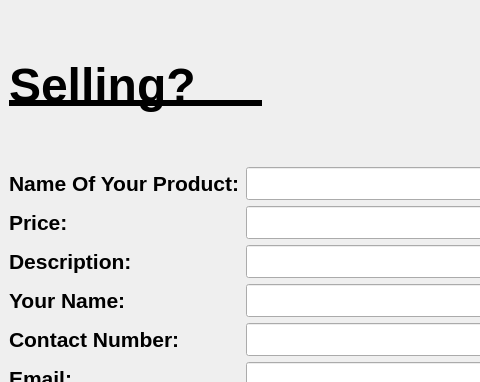
First picture: the form in sellPage.ui, repository anuragrao04/GrowPal, before the edit; both pictures show x 0 to 480 and y 0 to 382 of the 859 by 610 pixel window.
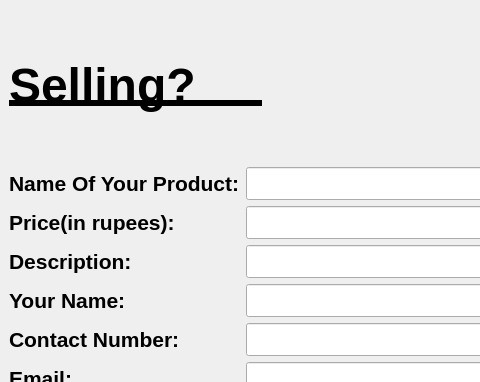
Second picture: the form after the edit.

Commit message: added more descriptive label names

What changed in the file:
```diff
--- a/sellPage.ui
+++ b/sellPage.ui
@@ -90,7 +90,7 @@
          </font>
         </property>
         <property name="text">
-         <string>Price:</string>
+         <string>Price(in rupees):</string>
         </property>
        </widget>
       </item>
```
